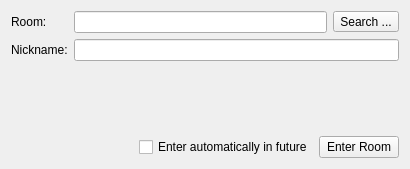
Before: the Qt Designer form Swift/QtUI/QtJoinMUCWindow.ui in swift/swift, drawn with Qt 5.
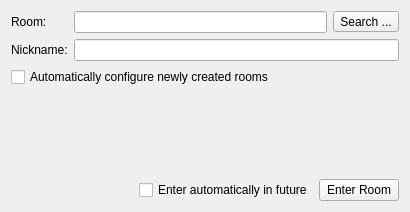
After: the same form once the commit is applied.

Commit message:
Allow both instant and reserved rooms.
Resolves: #1006

The edit to the form file:
```diff
--- a/Swift/QtUI/QtJoinMUCWindow.ui
+++ b/Swift/QtUI/QtJoinMUCWindow.ui
@@ -7,7 +7,7 @@
     <x>0</x>
     <y>0</y>
     <width>410</width>
-    <height>169</height>
+    <height>212</height>
    </rect>
   </property>
   <property name="sizePolicy">
@@ -55,6 +55,13 @@
      </item>
     </layout>
    </item>
+   <item>
+    <widget class="QCheckBox" name="instantRoom">
+     <property name="text">
+      <string>Automatically configure newly created rooms</string>
+     </property>
+    </widget>
+   </item>
    <item>
     <spacer name="verticalSpacer">
      <property name="orientation">
```
The commit also changes 15 other files.
